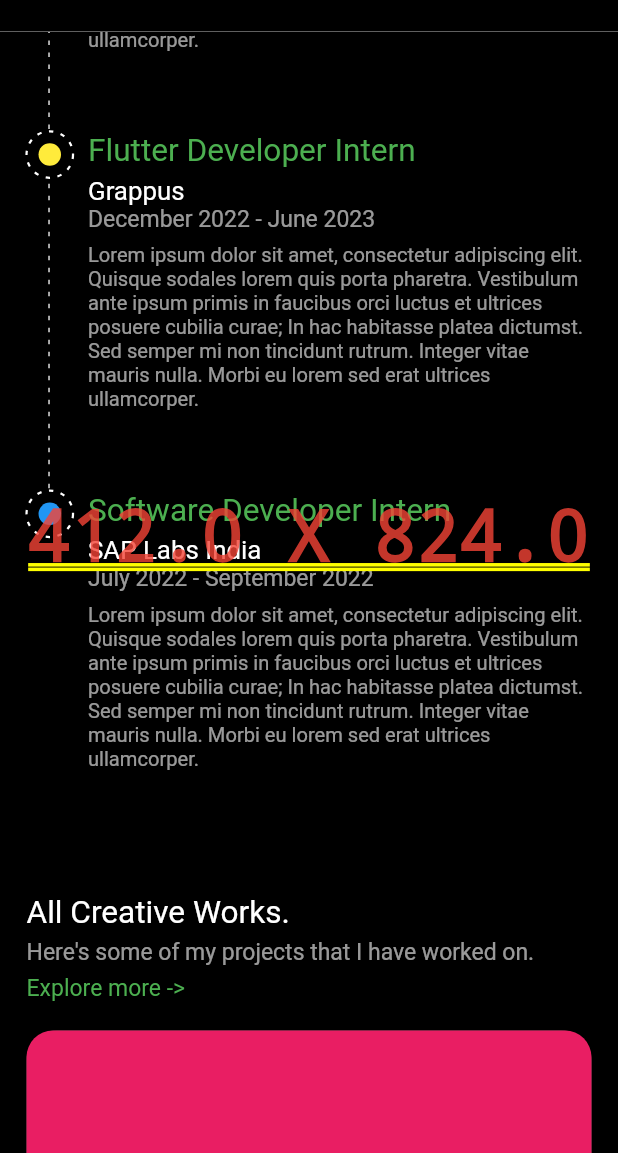
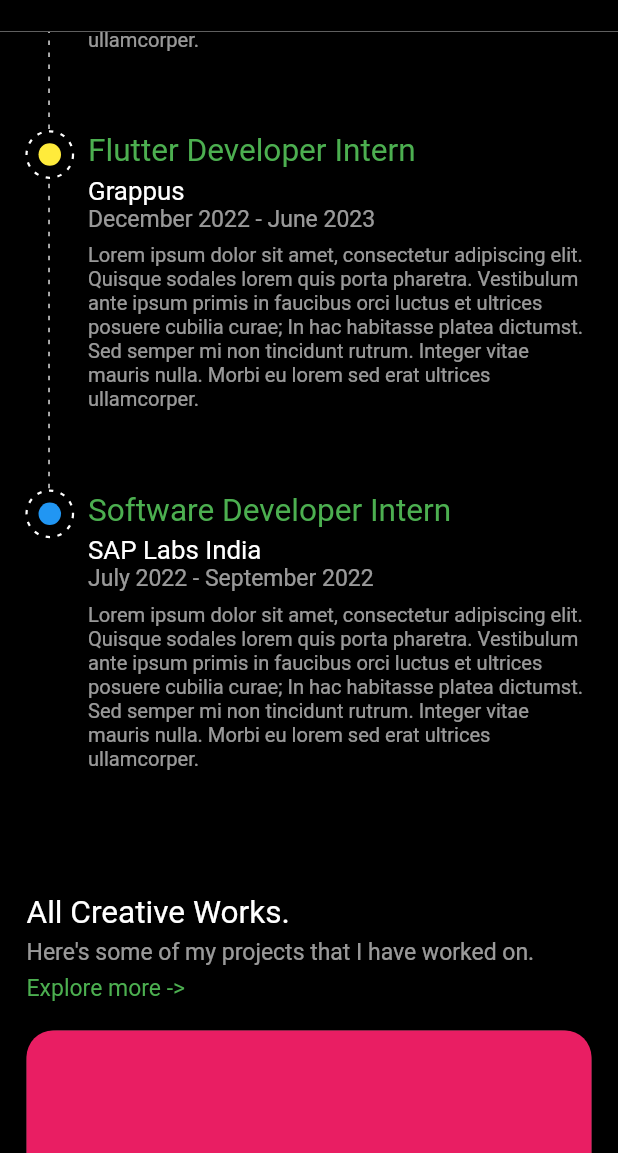
Before and after one commit to moksh-tehlan/mokshtehlan, a Flutter app: the screen it shows after launch, scrolled down 576 dp, on a phone screen of 412 x 824 dp, the part 83-1236 px from its top. Run offline on Flutter 3.47's test engine with Material 2 defaults, Android fonts, the light colour scheme and no system bars; drawn by our look-alikes of dotted_border; our stand-ins replace auto_route, bloc, flutter_bloc, flutter_screenutil, flutter_svg; generated files the repository leaves out were written again.

Commit message:
Responsive for mobile

```diff
--- a/lib/views/home/home_page.dart
+++ b/lib/views/home/home_page.dart
@@ -25,9 +25,7 @@ class HomePageView extends StatelessWidget {
   Widget build(BuildContext context) {
     final topBarHeight = 80.sp;
     return ResponsiveLayoutWidget(
-      mobileWidget: Stack(
-        children: [
-          Scaffold(
+      mobileWidget: Scaffold(
         backgroundColor: Colors.black,
         body: Column(
           children: [
@@ -78,21 +76,7 @@ class HomePageView extends StatelessWidget {
           ],
         ),
       ),
-          Container(
-            height: context.screenHeight,
-            width: context.screenWidth,
-            child: Center(
-              child: Text(
-                '${context.screenWidth} X ${context.screenHeight}',
-                style: TextStyle(color: Colors.red.withOpacity(0.8)),
-              ),
-            ),
-          ),
-        ],
-      ),
-      desktopWidget: Stack(
-        children: [
-          Scaffold(
+      desktopWidget: Scaffold(
         backgroundColor: Colors.black,
         body: Column(
           children: [
@@ -143,17 +127,6 @@ class HomePageView extends StatelessWidget {
           ],
         ),
       ),
-          Container(
-            height: context.screenHeight,
-            width: context.screenWidth,
-            child: Center(
-                child: Text(
-              '${context.screenWidth} X ${context.screenHeight}',
-              style: TextStyle(color: Colors.red.withOpacity(0.8)),
-            )),
-          ),
-        ],
-      ),
     );
   }
 }
```
Lines whose indentation alone changed are shown as unchanged.
